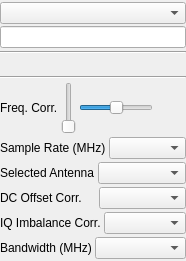
This is plugins/samplesource/gnuradio/gnuradiogui.ui in f4exb/sdrangel as Qt 5 draws it before an edit. The edited form follows.
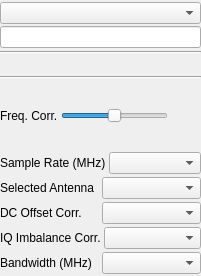
This is the edited form. Custom widgets are drawn as their Qt base class.

```diff
--- a/plugins/samplesource/gnuradio/gnuradiogui.ui
+++ b/plugins/samplesource/gnuradio/gnuradiogui.ui
@@ -6,8 +6,8 @@
    <rect>
     <x>0</x>
     <y>0</y>
-    <width>186</width>
-    <height>261</height>
+    <width>201</width>
+    <height>276</height>
    </rect>
   </property>
   <property name="sizePolicy">
@@ -156,10 +156,6 @@
        </property>
       </widget>
      </item>
-     <item>
-      <widget class="QSlider" name="sldGain">
-      </widget>
-     </item>
      <item>
       <widget class="QSlider" name="sldFreqCorr">
        <property name="minimum">
```
